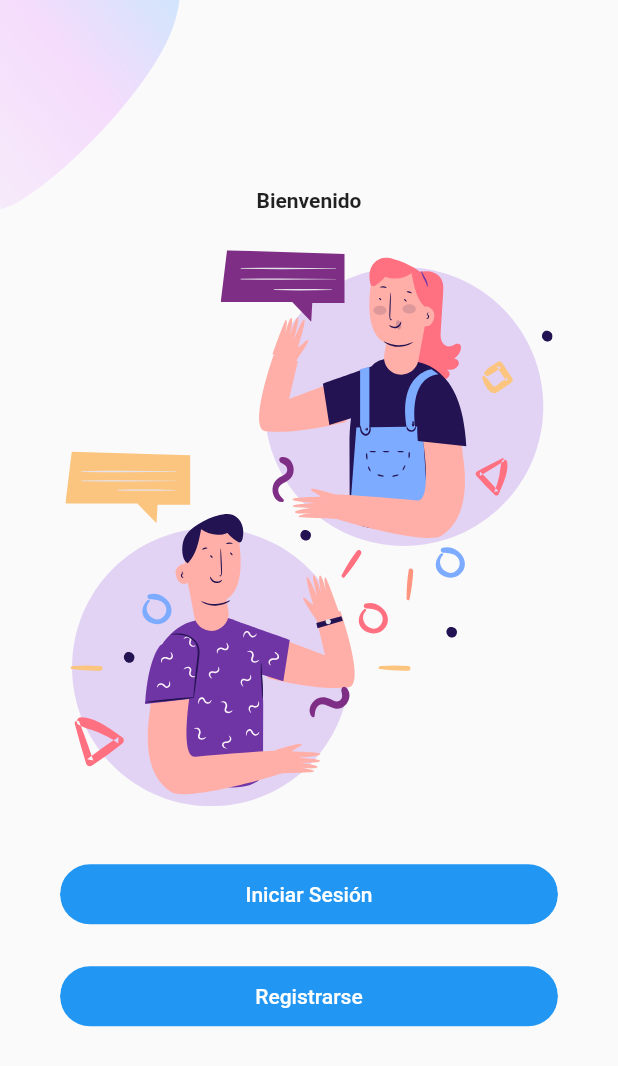
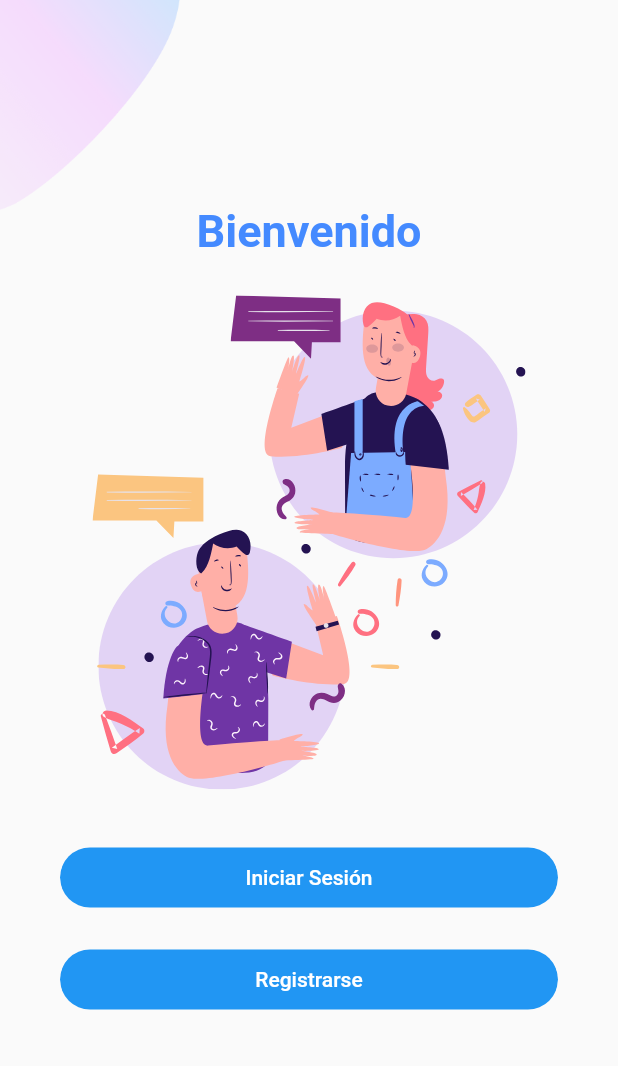
Before and after one commit to FelipeFranco0101/contact_app, a Flutter app: the screen it shows after launch, on a phone screen of 412 x 824 dp. Shown: the top 1066 px of the screen. Run offline on Flutter 3.47's test engine with Material 2 defaults, Android fonts, the light colour scheme and no system bars; our stand-ins replace flutter_svg, sqflite; accounts and stored records are empty.

Commit message:
retoques estéticos :-)

```diff
--- a/lib/body.dart
+++ b/lib/body.dart
@@ -18,14 +18,17 @@ class Body extends StatelessWidget {
         children: [
           const Text(
             'Bienvenido',
-            style: TextStyle(fontWeight: FontWeight.bold),
+            style: TextStyle(
+                fontWeight: FontWeight.bold,
+                fontSize: 30,
+                color: Colors.blueAccent),
           ),
           SizedBox(
             height: size.height * 0.03,
           ),
           SvgPicture.asset(
             'assets/icons/chat.svg',
-            height: size.height * 0.45,
+            height: size.height * 0.40,
           ),
           SizedBox(
             height: size.height * 0.03,
--- a/lib/login/signup_screen.dart
+++ b/lib/login/signup_screen.dart
@@ -144,7 +144,7 @@ class _SignUpState extends State<SignUp> {
     usuarioController.text = "";
     claveController.text = "";
 
-    // Agregar un retraso antes de redirigir a la página de inicio de sesión
+    // Agregamos un retraso antes de redirigir a la página de inicio de sesión
     await Future.delayed(const Duration(seconds: 3));
 
     Future.microtask(() {
```
Also changed, not shown: lib/contact_home_page.dart (+11 -1 lines), lib/form_contact_page.dart (+5 -3 lines).
